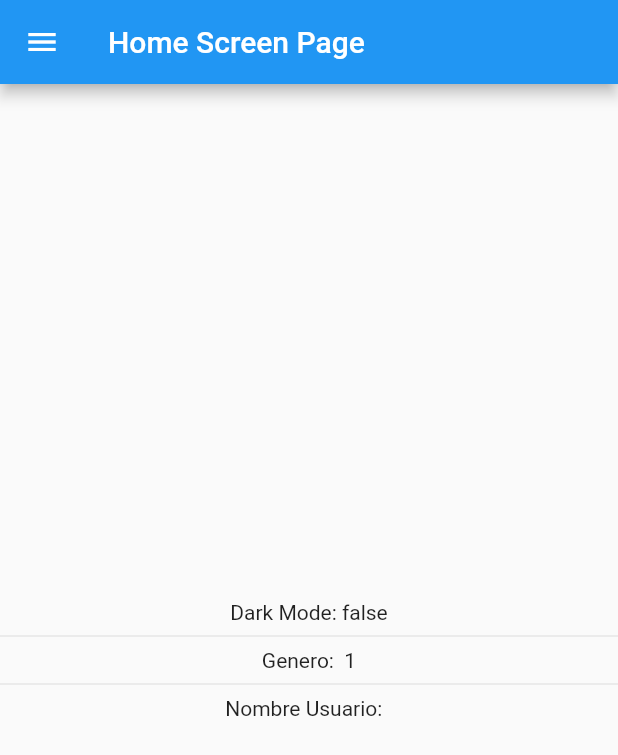
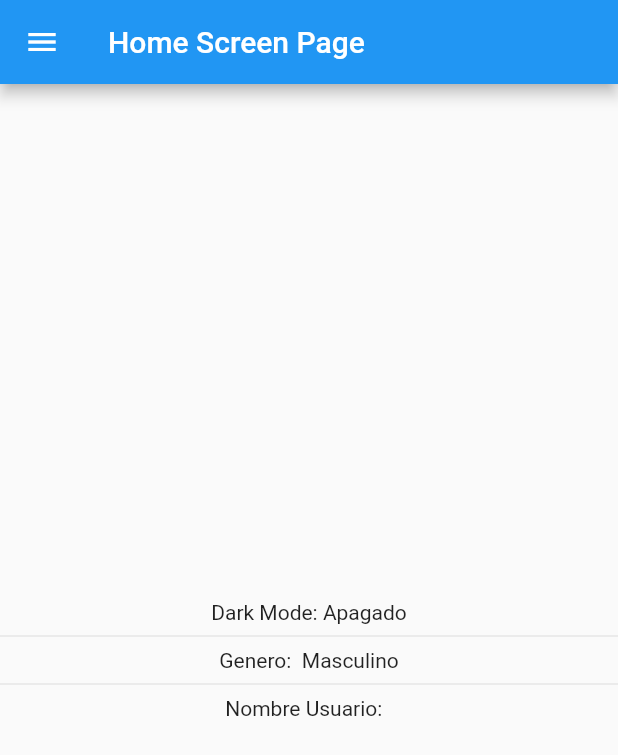
Before and after one commit to edwalpca/preferences_app, a Flutter app: the screen it shows after launch, in the side drawer, after a tap on "Inicio", on a phone screen of 412 x 824 dp. Shown: the top 755 px of the screen. Run offline on Flutter 3.47's test engine with Material 2 defaults, Android fonts, the phone set to English and light mode, and no system bars; our stand-ins replace shared_preferences.

Commit message:
Version Final del App de Preferencias de Usuario con Provider para el cambio del ThemeData

```diff
--- a/lib/main.dart
+++ b/lib/main.dart
@@ -1,12 +1,13 @@
 import 'package:flutter/material.dart';
+import 'package:tsw_preferences_app/providers/theme_provider.dart';
 import 'package:tsw_preferences_app/screens/screens_export.dart';
 import 'package:tsw_preferences_app/share_preferences/preferences.dart';
+import 'package:provider/provider.dart';
+
 
 // void main() => runApp(const MyApp());
 
 void main() async {
-
-
   //Estas dos lineas son para asegurarnos de la inizalizacion de la instancia de las preferencias
   //del App, el main debe ser asyncrono.
   WidgetsFlutterBinding.ensureInitialized();
@@ -14,10 +15,16 @@ void main() async {
   //
   //
   //
-  runApp(const MyApp());
+  runApp(
+    MultiProvider(
+    providers: [
+      ChangeNotifierProvider(
+          create: ( _ ) => ThemeProvider(isDarkmode: Preferences.isDarkMode)),
+    ],
+    child: const MyApp(),
+  ));
   //
   //
-
 }
 
 class MyApp extends StatelessWidget {
@@ -36,6 +43,7 @@ class MyApp extends StatelessWidget {
         PeopleScreen.routerName: (_) => const PeopleScreen(),
       },
       //theme: Preferences.isDarkMode ? ThemeData.dark() : ThemeData.light(),
+      theme: Provider.of<ThemeProvider>(context).currentTheme,
     );
   }
 }
--- /dev/null
+++ b/lib/providers/theme_provider.dart
@@ -0,0 +1,31 @@
+import 'package:flutter/material.dart';
+
+class ThemeProvider extends ChangeNotifier {
+  //
+  //
+  //Propiedades de mi clase
+  ThemeData currentTheme;
+
+  ThemeProvider(
+      {
+      //Variable Requerida en mi constructor.
+      //para determinar si el DarkMode esta activo o no.
+      required bool isDarkmode
+      // Para inicializar la propiedad de mi clase en el constructor utilizo
+      // el siguiente codigo
+      })
+      : currentTheme = isDarkmode ? ThemeData.dark() : ThemeData.light();
+  //
+  //
+  //
+  setLigthMode() {
+    currentTheme = ThemeData.light();
+    notifyListeners();
+  }
+
+  //
+  setDarkmode() {
+    currentTheme = ThemeData.dark();
+    notifyListeners();
+  }
+}
--- a/lib/screens/home_screen.dart
+++ b/lib/screens/home_screen.dart
@@ -2,11 +2,7 @@ import 'package:flutter/material.dart';
 import 'package:tsw_preferences_app/share_preferences/preferences.dart';
 import 'package:tsw_preferences_app/widgets/widgets_export.dart';
 
-
 class HomeScreen extends StatelessWidget {
-
-
-
   // Utilizado para el Manejo de Pantalla con nombres estaticos
   // dentro del App, la declaro como una constante stattica porque nunca va a cambiar,
   static const String routerName = 'Home';
@@ -15,22 +11,21 @@ class HomeScreen extends StatelessWidget {
   @override
   Widget build(BuildContext context) {
 
+    final String tema = Preferences.isDarkMode ? 'Encendido' : 'Apagado';
+    final String genero = Preferences.gender == 1 ? 'Masculino' : 'Femenino';
+
     return Scaffold(
-       appBar: AppBar(
-       title: const Text('Home Screen Page')),
+        appBar: AppBar(title: const Text('Home Screen Page')),
         drawer: const SideMenu(),
         body: Column(
           mainAxisAlignment: MainAxisAlignment.center,
           children: [
-
-          Text('Dark Mode: ${ Preferences.isDarkMode }'),
-          const  Divider(),
-          Text('Genero:  ${ Preferences.gender }'),
+            Text('Dark Mode: $tema'),
             const Divider(),
-          Text('Nombre Usuario: ${ Preferences.name } ')
-
+            Text('Genero:  $genero'),
+            const Divider(),
+            Text('Nombre Usuario: ${Preferences.name} ')
           ],
-      )
-   );
+        ));
   }
 }
```
Also changed, not shown: lib/screens/settings_scren.dart (+22 -4 lines). Lines whose indentation alone changed are shown as unchanged.
